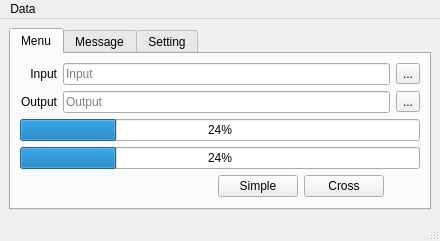
The window that src/lite/ui_mainwindow.ui (mugwort-rc/qsurveytools) describes before a commit, drawn with Qt 5.
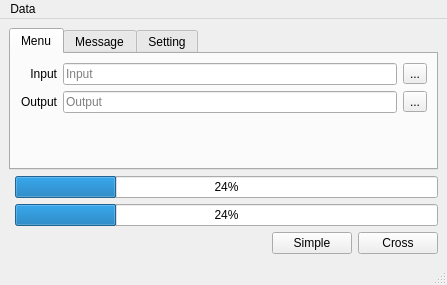
The same window after the commit.

Patch:
```diff
--- a/src/lite/ui_mainwindow.ui
+++ b/src/lite/ui_mainwindow.ui
@@ -6,8 +6,8 @@
    <rect>
     <x>0</x>
     <y>0</y>
-    <width>440</width>
-    <height>236</height>
+    <width>447</width>
+    <height>280</height>
    </rect>
   </property>
   <property name="windowTitle">
@@ -15,7 +15,52 @@
   </property>
   <widget class="QWidget" name="centralwidget">
    <layout class="QGridLayout" name="gridLayout_3">
-    <item row="1" column="0">
+    <item row="2" column="1">
+     <widget class="QProgressBar" name="progressBar">
+      <property name="value">
+       <number>24</number>
+      </property>
+     </widget>
+    </item>
+    <item row="3" column="0" colspan="2">
+     <layout class="QHBoxLayout" name="horizontalLayoutMenuButtons">
+      <item>
+       <spacer name="horizontalSpacerMenu">
+        <property name="orientation">
+         <enum>Qt::Horizontal</enum>
+        </property>
+        <property name="sizeHint" stdset="0">
+         <size>
+          <width>90</width>
+          <height>20</height>
+         </size>
+        </property>
+       </spacer>
+      </item>
+      <item>
+       <widget class="QPushButton" name="pushButtonSimple">
+        <property name="text">
+         <string>Simple</string>
+        </property>
+       </widget>
+      </item>
+      <item>
+       <widget class="QPushButton" name="pushButtonCross">
+        <property name="text">
+         <string>Cross</string>
+        </property>
+       </widget>
+      </item>
+     </layout>
+    </item>
+    <item row="1" column="1">
+     <widget class="QProgressBar" name="progressBarGeneral">
+      <property name="value">
+       <number>24</number>
+      </property>
+     </widget>
+    </item>
+    <item row="0" column="0" colspan="2">
      <widget class="QTabWidget" name="tabWidget">
       <property name="currentIndex">
        <number>0</number>
@@ -25,14 +70,7 @@
         <string>Menu</string>
        </attribute>
        <layout class="QGridLayout" name="gridLayout">
-        <item row="1" column="7">
-         <widget class="QToolButton" name="toolButtonOutput">
-          <property name="text">
-           <string>...</string>
-          </property>
-         </widget>
-        </item>
-        <item row="0" column="1">
+        <item row="0" column="0">
          <widget class="QLabel" name="labelInput">
           <property name="text">
            <string>Input</string>
@@ -42,21 +80,21 @@
           </property>
          </widget>
         </item>
-        <item row="4" column="5">
-         <widget class="QPushButton" name="pushButtonCross">
+        <item row="1" column="2">
+         <widget class="QToolButton" name="toolButtonOutput">
           <property name="text">
-           <string>Cross</string>
-          </property>
-         </widget>
-        </item>
-        <item row="2" column="1" colspan="7">
-         <widget class="QProgressBar" name="progressBarGeneral">
-          <property name="value">
-           <number>24</number>
+           <string>...</string>
           </property>
          </widget>
         </item>
         <item row="1" column="1">
+         <widget class="QLineEdit" name="lineEditOutput">
+          <property name="placeholderText">
+           <string>Output</string>
+          </property>
+         </widget>
+        </item>
+        <item row="1" column="0">
          <widget class="QLabel" name="labelOutput">
           <property name="text">
            <string>Output</string>
@@ -66,7 +104,14 @@
           </property>
          </widget>
         </item>
-        <item row="0" column="2" colspan="5">
+        <item row="0" column="2">
+         <widget class="QToolButton" name="toolButtonInput">
+          <property name="text">
+           <string>...</string>
+          </property>
+         </widget>
+        </item>
+        <item row="0" column="1">
          <widget class="QLineEdit" name="lineEditInput">
           <property name="dragEnabled">
            <bool>false</bool>
@@ -76,43 +121,15 @@
           </property>
          </widget>
         </item>
-        <item row="0" column="7">
-         <widget class="QToolButton" name="toolButtonInput">
-          <property name="text">
-           <string>...</string>
-          </property>
-         </widget>
-        </item>
-        <item row="3" column="1" colspan="7">
-         <widget class="QProgressBar" name="progressBar">
-          <property name="value">
-           <number>24</number>
-          </property>
-         </widget>
-        </item>
-        <item row="1" column="2" colspan="5">
-         <widget class="QLineEdit" name="lineEditOutput">
-          <property name="placeholderText">
-           <string>Output</string>
-          </property>
-         </widget>
-        </item>
-        <item row="4" column="4">
-         <widget class="QPushButton" name="pushButtonSimple">
-          <property name="text">
-           <string>Simple</string>
-          </property>
-         </widget>
-        </item>
-        <item row="4" column="3">
-         <spacer name="horizontalSpacer">
+        <item row="2" column="0" colspan="3">
+         <spacer name="verticalSpacerMenu">
           <property name="orientation">
-           <enum>Qt::Horizontal</enum>
+           <enum>Qt::Vertical</enum>
           </property>
           <property name="sizeHint" stdset="0">
            <size>
-            <width>90</width>
-            <height>20</height>
+            <width>20</width>
+            <height>40</height>
            </size>
           </property>
          </spacer>
@@ -187,7 +204,7 @@
     <rect>
      <x>0</x>
      <y>0</y>
-     <width>440</width>
+     <width>447</width>
      <height>24</height>
     </rect>
    </property>
```
Left out of the diff: 28 changed lines with no effect on the pictures.
